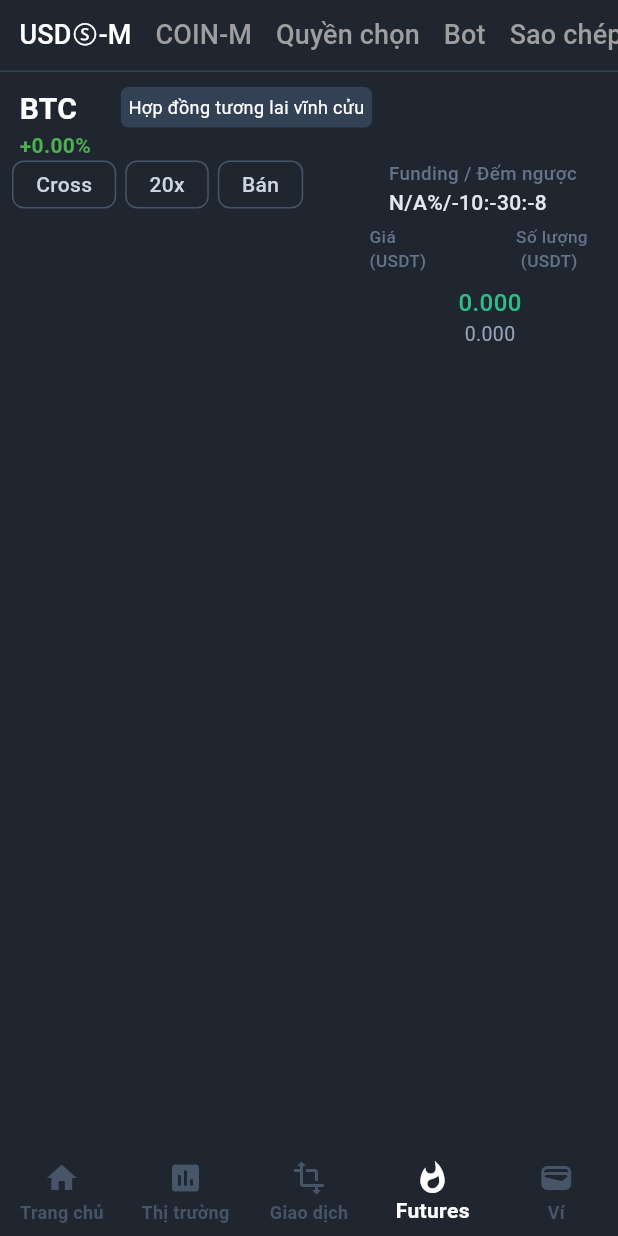
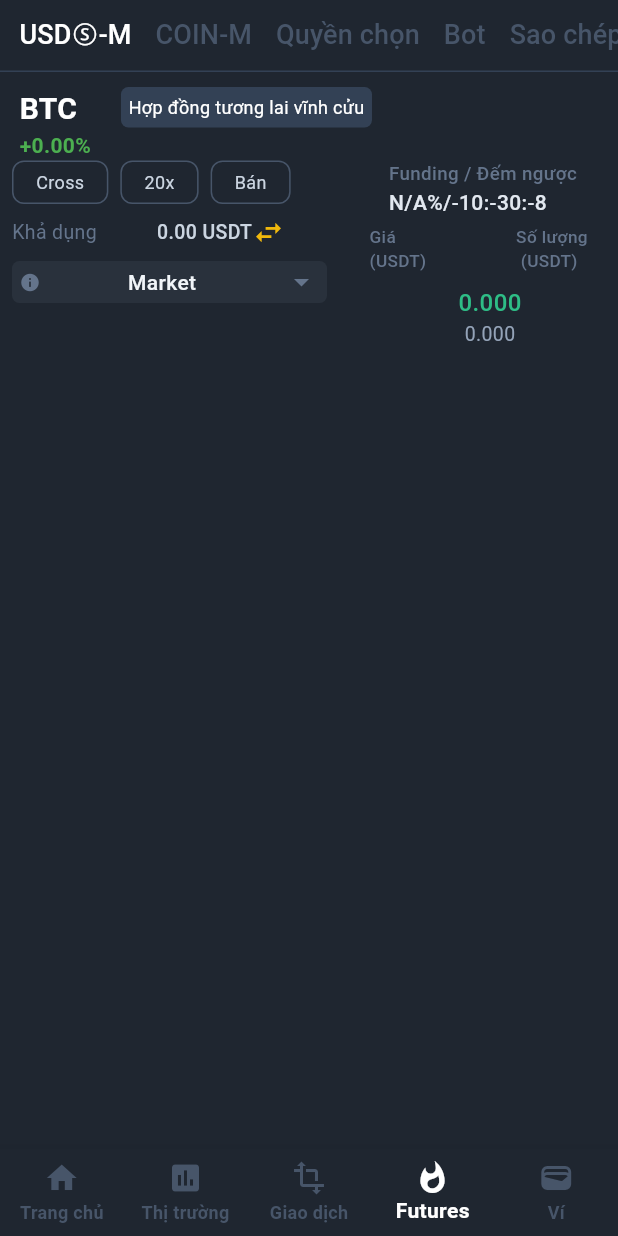
Before and after one commit to Huyyyyyyyy/crypto_currency, a Flutter app: the screen it shows after launch, item 4 of the bottom bar chosen, on a phone screen of 412 x 824 dp. Run offline on Flutter 3.47's test engine with Material 3 defaults, Android fonts, the phone set to English and light mode, and no system bars; our stand-ins replace shared_preferences; network calls fail.

Commit message:
feat : processing the UI of order trades (type_order_component)

```diff
--- a/lib/main.dart
+++ b/lib/main.dart
@@ -1,3 +1,4 @@
+import 'package:crypto_currency/model/account_stream/account_data.dart';
 import 'package:flutter/material.dart';
 import 'package:crypto_currency/view/home/home_page.dart';
 import 'package:provider/provider.dart';
@@ -15,15 +16,18 @@ class MyApp extends StatelessWidget {
 
   @override
   Widget build(BuildContext context) {
-    return ChangeNotifierProvider(
-      create: (context) => FuturesData(),
+    return MultiProvider(
+      providers: [
+        ChangeNotifierProvider(create: (context) => FuturesData()),
+        ChangeNotifierProvider(create: (context) => AccountData())
+      ],
       child: MaterialApp(
         title: 'Final - Project',
         debugShowCheckedModeBanner: false,
         theme: ThemeData(
           primarySwatch: Colors.blue,
         ),
-        home: MyHomePage(),
+        home: const MyHomePage(),
       ),
     );
   }
--- a/lib/services/trade_service/trade_function.dart
+++ b/lib/services/trade_service/trade_function.dart
@@ -285,17 +285,13 @@ class BinanceAPI {
     }
   }
 
-  static Future<void> getWsAccountBalance() async {
-
+  static Future<String> getWsAccountInformation(WebSocketManager? streamOfSocket) async {
     try{
       String timestamp = DateTime.now().millisecondsSinceEpoch.toString();
-      print(timestamp);
-      final streamOfSocket = WebSocketManager(testNetEndpoint);
       const recvWindow = 9999999;
 
       final requestId = const Uuid().v4();
-      print(requestId);
-      const method = 'account.balance';
+      const method = 'account.status';
       final params = {
         "apiKey": apiKey,
         "timestamp": timestamp,
@@ -305,18 +301,14 @@ class BinanceAPI {
       // Generate signature
       final signature = generateSignatureV2(params, apiSecret);
       params['signature'] = signature;
-      print(signature);
 
-      streamOfSocket.sendRequest(requestId, method, params);
+      streamOfSocket?.sendRequest(requestId, method, params);
+      return 'true';
 
-      streamOfSocket.listenForResponses((dynamic message) {
-        print('Received response: $message');
-        // Handle response here
-      });
     }catch(error){
       print('fail error: $error');
     }
-
+    return 'false';
   }
   //area for trading feature
 
@@ -393,12 +385,10 @@ class BinanceAPI {
     // Step 1: Construct the signature payload
     final sortedParams = Map.fromEntries(params.entries.toList()..sort((a, b) => a.key.compareTo(b.key)));
     final signaturePayload = _formatParams(sortedParams);
-    print(signaturePayload);
 
     // Step 2: Compute the signature
     String signature = generateSignature(signaturePayload, secretKey);
 
-    print(signature);
     return signature;
   }
 
--- a/lib/services/websocket_manager.dart
+++ b/lib/services/websocket_manager.dart
@@ -26,7 +26,7 @@ class WebSocketManager {
   }
 
   //configure for websocket api
-  void sendRequest(String requestId, String method, Map<String, dynamic> params) {
+  void sendRequest(String requestId, String method, Map<String, dynamic> params) async {
 
     final request = {
       'id': requestId,
--- a/lib/view/components/futures_page/futures_components/order_coin_tab.dart
+++ b/lib/view/components/futures_page/futures_components/order_coin_tab.dart
@@ -1,3 +1,4 @@
+import 'package:crypto_currency/model/account_stream/account_data.dart';
 import 'package:crypto_currency/view/components/futures_page/futures_components/title_futures_m_component.dart';
 import 'package:crypto_currency/view/components/futures_page/futures_components/type_order_component.dart';
 import 'package:flutter/cupertino.dart';
@@ -12,8 +13,8 @@ class OrderCoinTab extends StatelessWidget {
 
   @override
   Widget build(BuildContext context) {
-    return Consumer<FuturesData>(
-      builder: (context, futuresData, _) {
+    return Consumer2<FuturesData, AccountData>(
+      builder: (context, futuresData, accountData, _) {
         return Container(
           padding: const EdgeInsets.all(5),
           color: const Color(0xFF1F2630),
@@ -37,7 +38,7 @@ class OrderCoinTab extends StatelessWidget {
                     child: ListView(
                       shrinkWrap: true,
                       children: [
-                        TypeOrderComponent(futuresData: futuresData),
+                        TypeOrderComponent(futuresData: futuresData, accountData: accountData),
                       ],
                     )
                   ),
--- a/lib/view/components/futures_page/futures_components/type_order_component.dart
+++ b/lib/view/components/futures_page/futures_components/type_order_component.dart
@@ -1,50 +1,86 @@
+import 'package:flutter/cupertino.dart';
+import 'package:flutter/material.dart';
+import 'package:crypto_currency/model/account_stream/account_data.dart';
 import 'package:crypto_currency/model/enum/enum_order.dart';
 import 'package:crypto_currency/model/futures_data.dart';
 import 'package:crypto_currency/model/order_future/order_model.dart';
-import 'package:crypto_currency/services/trade_service/trade_function.dart';
-import 'package:flutter/material.dart';
 
-class TypeOrderComponent extends StatelessWidget {
+class TypeOrderComponent extends StatefulWidget {
   final FuturesData futuresData;
+  final AccountData accountData;
 
-  const TypeOrderComponent({
+  TypeOrderComponent({
     Key? key,
-    required this.futuresData
-  });
+    required this.futuresData,
+    required this.accountData,
+  }) : super(key: key);
 
+  @override
+  State<TypeOrderComponent> createState() => _TypeOrderComponentState();
+}
+
+class _TypeOrderComponentState extends State<TypeOrderComponent> {
+  late OrderModel orderModel;
+
+
+  void showTypeOrders(BuildContext context, List<String> options) {
+    showDialog(
+      context: context,
+      builder: (context) {
+        return AlertDialog(
+          title: const Text('Choose an Option'),
+          content: Column(
+            mainAxisSize: MainAxisSize.min,
+            children: options.map((option) {
+              return ListTile(
+                title: Text(option),
+                onTap: () {
+                  print(option);
+                  handleOptionSelected(option);
+                  Navigator.of(context).pop();
+                },
+              );
+            }).toList(),
+          ),
+        );
+      },
+    );
+  }
+
+  void handleOptionSelected(String option) {
+    orderModel.type = option;
+  }
+
+  @override
+  void initState() {
+    super.initState();
+    orderModel = OrderModel(
+      widget.futuresData.symbol,
+      SideOrder.BUY,
+      'Market',
+      additionalForLimit.TIME_INFORCE,
+      0.02, // quantity
+      additionalForLimit.recvWindow,
+      widget.futuresData.priceMarket, // limit price
+      widget.futuresData.priceMarket, // market price
+    );
+  }
 
   @override
   Widget build(BuildContext context) {
     final List<String> itemTexts = ['Cross', '20x', 'Bán'];
-    return Row(
+    final List<String> typeOptions = ['Market', 'Limit'];
+
+    return ListView(
+      padding: const EdgeInsets.symmetric(horizontal: 3),
+      shrinkWrap: true,
+      children: [
+        Row(
           children: itemTexts.map((text) {
-        return Padding(
-          padding: const EdgeInsets.symmetric(horizontal: 3), // Khoảng cách giữa các mục
-          child: GestureDetector(
-            onTap: () async {
-              OrderModel orderModel = OrderModel(
-                  futuresData.symbol,
-                  SideOrder.BUY,
-                  TypeOrder.MARKET,
-                  additionalForLimit.TIME_INFORCE,
-                  0.02, // quantity
-                  additionalForLimit.recvWindow,
-                  futuresData.priceMarket, //limit price
-                  futuresData.priceMarket // market price
-              );
-
-              // String status = await BinanceAPI.getExchangeInfo(orderModel.symbol);
-              // BinanceAPI.filterTheOrder(status, orderModel.symbol);
-              // await BinanceAPI.getExchangeInfo(futuresData.symbol);
-              // await BinanceAPI.createNewOrderFuture(orderModel);
-              // await BinanceAPI.getMarkPrice(futuresData.symbol);
-              // await BinanceAPI.getAccount();
-              // await BinanceAPI.getServerTime();
-              await BinanceAPI.getListenKey();
-              // await BinanceAPI.getWsAccountBalance();
-            },
+            return GestureDetector(
+              onTap: () async {},
               child: Padding(
-              padding: const EdgeInsets.all(0),
+                padding: const EdgeInsets.only(right: 8),
                 child: Container(
                   decoration: BoxDecoration(
                     borderRadius: BorderRadius.circular(8),
@@ -54,41 +90,108 @@ class TypeOrderComponent extends StatelessWidget {
                       left: BorderSide(color: Color(0xFF475569)),
                       right: BorderSide(color: Color(0xFF475569)),
                       bottom: BorderSide(color: Color(0xFF475569)),
-                  )
                     ),
-                padding: const EdgeInsets.fromLTRB(15,5,15,5),
+                  ),
+                  padding: const EdgeInsets.fromLTRB(15, 5, 15, 5),
                   child: Text(
                     text,
                     style: const TextStyle(
-                      fontWeight: FontWeight.w500,
-                      color: Color(0xFFcbd5e1)
-                    ),
+                      fontWeight: FontWeight.w400,
+                      color: Color(0xFFcbd5e1),
+                      fontSize: 12,
                     ),
                   ),
                 ),
               ),
             );
           }).toList(),
-    );
-  }
-
-  void _showDialog(BuildContext context, String index) {
-    showDialog(
-      context: context,
-      builder: (context) {
-        return AlertDialog(
-          title: Text('Dialog for Item $index'), // Tiêu đề của dialog
-          content: Text('This is the content of Item $index'), // Nội dung của dialog
-          actions: [
-            TextButton(
-              onPressed: () {
-                Navigator.of(context).pop(); // Đóng dialog khi nhấn vào nút
+        ),
+        const SizedBox(height: 8),
+        Row(
+          mainAxisAlignment: MainAxisAlignment.start,
+          children: [
+            const Padding(
+                padding: EdgeInsets.only(right: 40),
+                child: Text(
+                  'Khả dụng',
+                  style: TextStyle(
+                    fontWeight: FontWeight.w400,
+                    color: Color(0xFF64748b),
+                    fontSize: 13,
+                  ),
+                )),
+            Padding(
+                padding: const EdgeInsets.all(0),
+                child: Text(
+                  '${double.parse(widget.accountData.availableBalance).toStringAsFixed(2)} USDT',
+                  style: const TextStyle(
+                    fontWeight: FontWeight.w500,
+                    color: Color(0xFFcbd5e1),
+                    fontSize: 13,
+                  ),
+                )),
+            const Padding(
+              padding: EdgeInsets.all(0),
+              child: Icon(
+                Icons.swap_horiz_sharp,
+                color: Color(0xFFF1B90C),
+                size: 22,
+              ),
+            )
+          ],
+        ),
+        const SizedBox(height: 8),
+        Row(
+          children: [
+            GestureDetector(
+              onTap: () {
+                showTypeOrders(context, typeOptions);
               },
-              child: Text('Close'),
+              child: Padding(
+                padding: const EdgeInsets.all(0),
+                child: Container(
+                  width: 210,
+                  decoration: BoxDecoration(
+                      color: const Color(0xFF29313C),
+                      borderRadius: BorderRadius.circular(5)),
+                  padding: const EdgeInsets.fromLTRB(5, 2, 5, 2),
+                  child: Row(
+                      children: [
+                        const Padding(
+                          padding: EdgeInsets.all(0),
+                          child: Icon(
+                            Icons.info_sharp,
+                            color: Color(0xFF64748b),
+                            size: 14,
                           ),
+                        ),
+                        Container(
+                          width: 162,
+                          padding: const EdgeInsets.all(0),
+                          alignment: Alignment.center,
+                          child: Text(
+                            orderModel.type, // Hiển thị giá trị type của orderModel
+                            style: const TextStyle(
+                              color: Color(0xFFf1f5f9),
+                              fontWeight: FontWeight.w500,
+                            ),
+                          ),
+                        ),
+                        const Padding(
+                          padding: EdgeInsets.all(0),
+                          child: Icon(
+                            Icons.arrow_drop_down,
+                            color: Color(0xFF64748b),
+                          ),
+                        )
+                      ]
+                  ),
+                ),
+              ),
+            )
           ],
-        );
-      },
+        )
+      ],
     );
   }
 }
--- a/lib/view/components/futures_page/futures_page.dart
+++ b/lib/view/components/futures_page/futures_page.dart
@@ -45,7 +45,7 @@ class _FuturesPageState extends State<FuturesPage> with SingleTickerProviderStat
             padding: const EdgeInsets.only(left: 5),
             controller: _tabController,
             isScrollable: true,
-            unselectedLabelColor: Colors.grey,
+            unselectedLabelColor: const Color(0xFF475569),
             labelColor: Colors.white,
             labelPadding: const EdgeInsets.symmetric(horizontal: 8.0),
             dividerColor: const Color(0xFF334155),
```
Also changed, not shown: lib/model/account_stream/account_data.dart (+29 -5 lines). Lines whose indentation alone changed are shown as unchanged.
